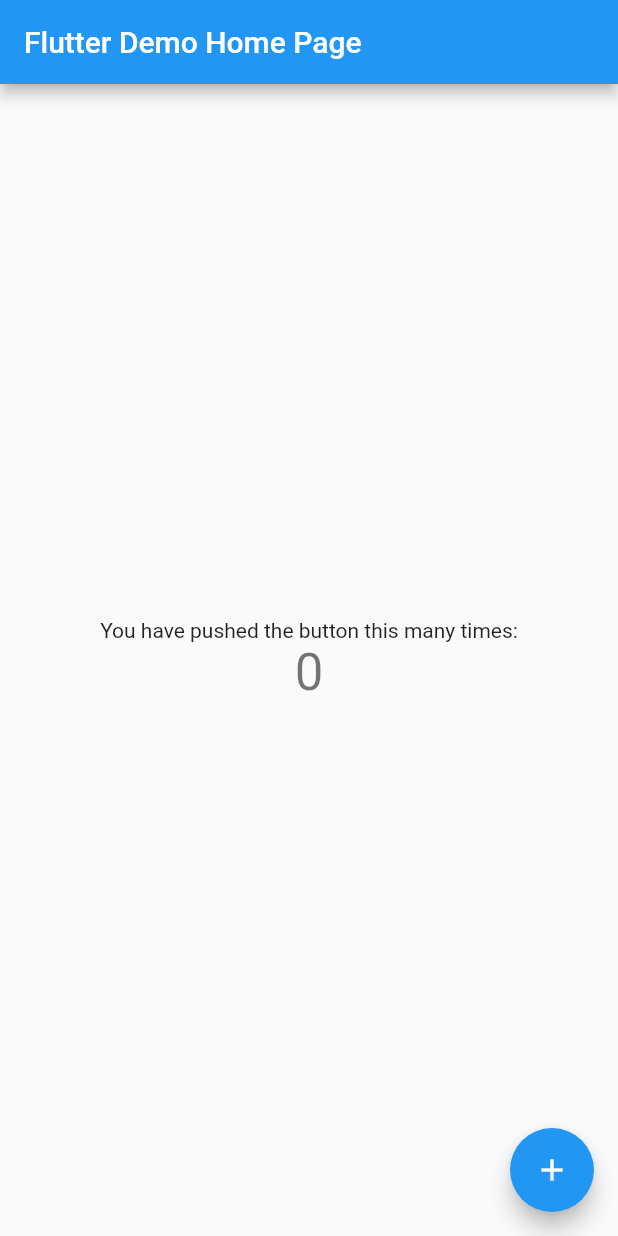
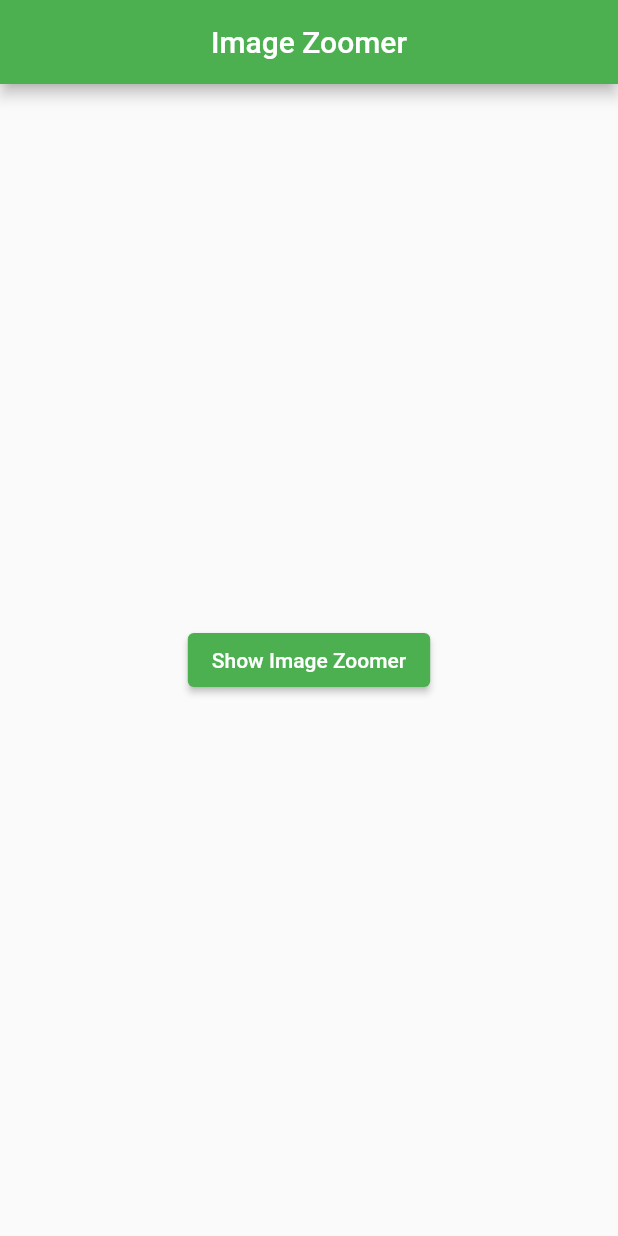
Before and after one commit to yashprovis/image_zoomer, a Flutter app: the screen it shows after launch, on a phone screen of 412 x 824 dp. Run offline on Flutter 3.47's test engine with Material 2 defaults, Android fonts, the phone set to English and light mode, and no system bars.

Commit message:
example update

```diff
--- a/example/lib/main.dart
+++ b/example/lib/main.dart
@@ -13,10 +13,11 @@ class MyApp extends StatelessWidget {
   Widget build(BuildContext context) {
     return MaterialApp(
       title: 'Flutter Demo',
+      debugShowCheckedModeBanner: false,
       theme: ThemeData(
-        primarySwatch: Colors.blue,
+        primarySwatch: Colors.green,
       ),
-      home: const MyHomePage(title: 'Flutter Demo Home Page'),
+      home: const MyHomePage(title: 'Image Zoomer'),
     );
   }
 }
@@ -50,28 +51,20 @@ class _MyHomePageState extends State<MyHomePage> {
   @override
   Widget build(BuildContext context) {
     return Scaffold(
-      appBar: AppBar(
-        title: Text(widget.title),
-      ),
+      appBar: AppBar(centerTitle: true, title: Text(widget.title)),
       body: Center(
         child: Column(
           mainAxisAlignment: MainAxisAlignment.center,
           children: <Widget>[
-            const Text(
-              'You have pushed the button this many times:',
-            ),
-            Text(
-              '$_counter',
-              style: Theme.of(context).textTheme.headlineMedium,
+            ElevatedButton(
+              child: Text('Show Image Zoomer'),
+              onPressed: () {
+                _incrementCounter();
+              },
             ),
           ],
         ),
       ),
-      floatingActionButton: FloatingActionButton(
-        onPressed: _incrementCounter,
-        tooltip: 'Increment',
-        child: const Icon(Icons.add),
-      ),
     );
   }
 }
```
